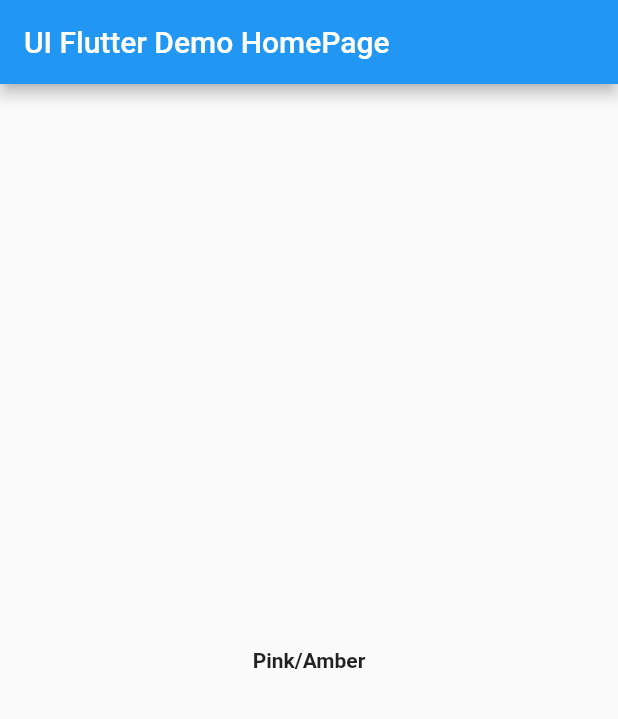
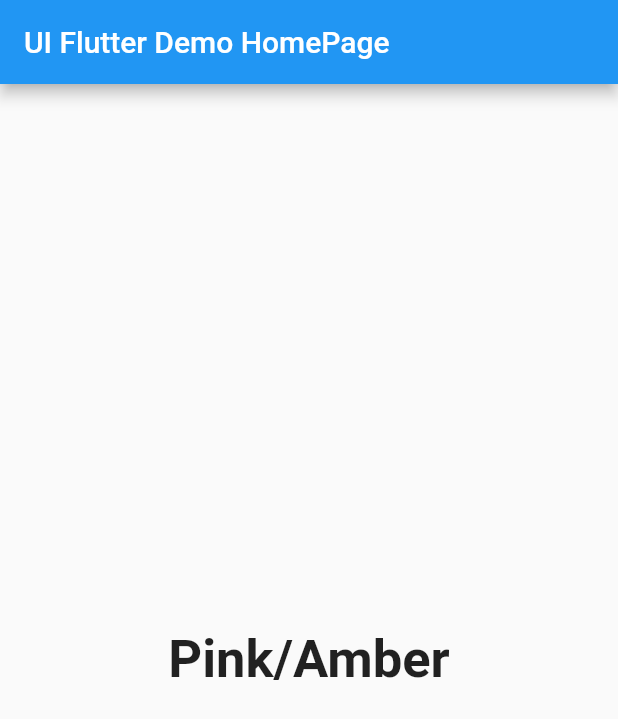
Before and after one commit to Devsaci/uiflutter2fulaih, a Flutter app: the screen it shows after launch, on a phone screen of 412 x 824 dp. Shown: the top 719 px of the screen. Run offline on Flutter 3.47's test engine with Material 2 defaults, Android fonts, the phone set to English and light mode, and no system bars.

Commit message:
fontSize

```diff
--- a/lib/main.dart
+++ b/lib/main.dart
@@ -28,7 +28,6 @@ class MyHomePage extends StatefulWidget {
 }
 
 class _MyHomePageState extends State<MyHomePage> {
-
   //98. TextSpan & Toast
   Widget myWidget() {
     return myWidget();
@@ -41,7 +40,10 @@ class _MyHomePageState extends State<MyHomePage> {
         title: const Text("UI Flutter Demo HomePage"),
       ),
       body: const Center(
-        child: Text("Pink/Amber",style: TextStyle(fontWeight: FontWeight.bold),),
+        child: Text(
+          "Pink/Amber",
+          style: TextStyle(fontWeight: FontWeight.bold, fontSize: 35),
+        ),
       ),
     );
   }
```
